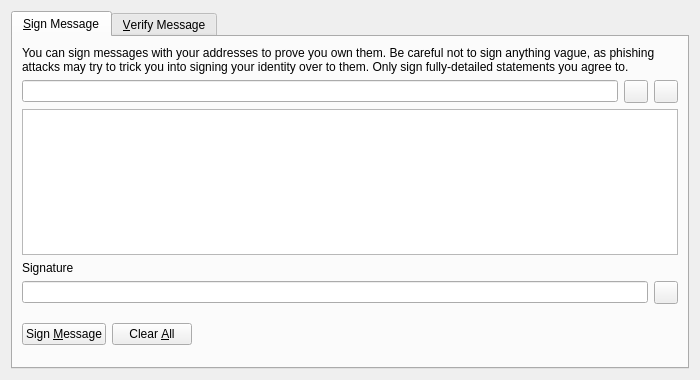
The window that src/qt/forms/signverifymessagedialog.ui (ckti-gitian-ion/ion) describes before a commit, drawn with Qt 5.
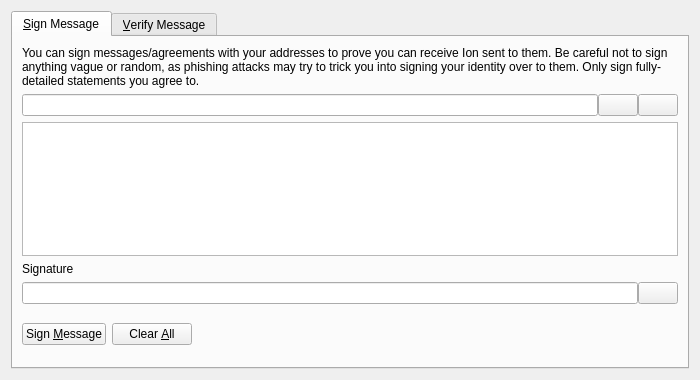
The same window after the commit. Icons and pictures are not drawn. Custom widgets are drawn as their Qt base class.

Diff of the .ui file:
```diff
--- a/src/qt/forms/signverifymessagedialog.ui
+++ b/src/qt/forms/signverifymessagedialog.ui
@@ -30,7 +30,7 @@
        <item>
         <widget class="QLabel" name="infoLabel_SM">
          <property name="text">
-          <string>You can sign messages with your addresses to prove you own them. Be careful not to sign anything vague, as phishing attacks may try to trick you into signing your identity over to them. Only sign fully-detailed statements you agree to.</string>
+          <string>You can sign messages/agreements with your addresses to prove you can receive Ion sent to them. Be careful not to sign anything vague or random, as phishing attacks may try to trick you into signing your identity over to them. Only sign fully-detailed statements you agree to.</string>
          </property>
          <property name="textFormat">
           <enum>Qt::PlainText</enum>
@@ -42,6 +42,9 @@
        </item>
        <item>
         <layout class="QHBoxLayout" name="horizontalLayout_1_SM">
+         <property name="spacing">
+          <number>0</number>
+         </property>
          <item>
           <widget class="QValidatedLineEdit" name="addressIn_SM">
            <property name="toolTip">
@@ -50,7 +53,7 @@
           </widget>
          </item>
          <item>
-          <widget class="QToolButton" name="addressBookButton_SM">
+          <widget class="QPushButton" name="addressBookButton_SM">
            <property name="toolTip">
             <string>Choose previously used address</string>
            </property>
@@ -64,10 +67,13 @@
            <property name="shortcut">
             <string>Alt+A</string>
            </property>
+           <property name="autoDefault">
+            <bool>false</bool>
+           </property>
           </widget>
          </item>
          <item>
-          <widget class="QToolButton" name="pasteButton_SM">
+          <widget class="QPushButton" name="pasteButton_SM">
            <property name="toolTip">
             <string>Paste address from clipboard</string>
            </property>
@@ -81,6 +87,9 @@
            <property name="shortcut">
             <string>Alt+P</string>
            </property>
+           <property name="autoDefault">
+            <bool>false</bool>
+           </property>
           </widget>
          </item>
         </layout>
@@ -104,6 +113,9 @@
        </item>
        <item>
         <layout class="QHBoxLayout" name="horizontalLayout_2_SM">
+         <property name="spacing">
+          <number>0</number>
+         </property>
          <item>
           <widget class="QLineEdit" name="signatureOut_SM">
            <property name="font">
@@ -117,16 +129,15 @@
           </widget>
          </item>
          <item>
-          <widget class="QToolButton" name="copySignatureButton_SM">
+          <widget class="QPushButton" name="copySignatureButton_SM">
            <property name="toolTip">
             <string>Copy the current signature to the system clipboard</string>
            </property>
            <property name="text">
             <string/>
            </property>
-           <property name="icon">
-            <iconset resource="../ion.qrc">
-             <normaloff>:/icons/editcopy</normaloff>:/icons/editcopy</iconset>
+           <property name="autoDefault">
+            <bool>false</bool>
            </property>
           </widget>
          </item>
```
Left out of the diff: 46 changed lines with no effect on the pictures.
